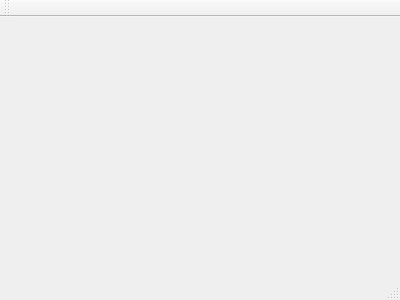
Above: QT/mainwindow.ui from loveEason/Interpreter_ForCMM before the change. Below: the same form after it.
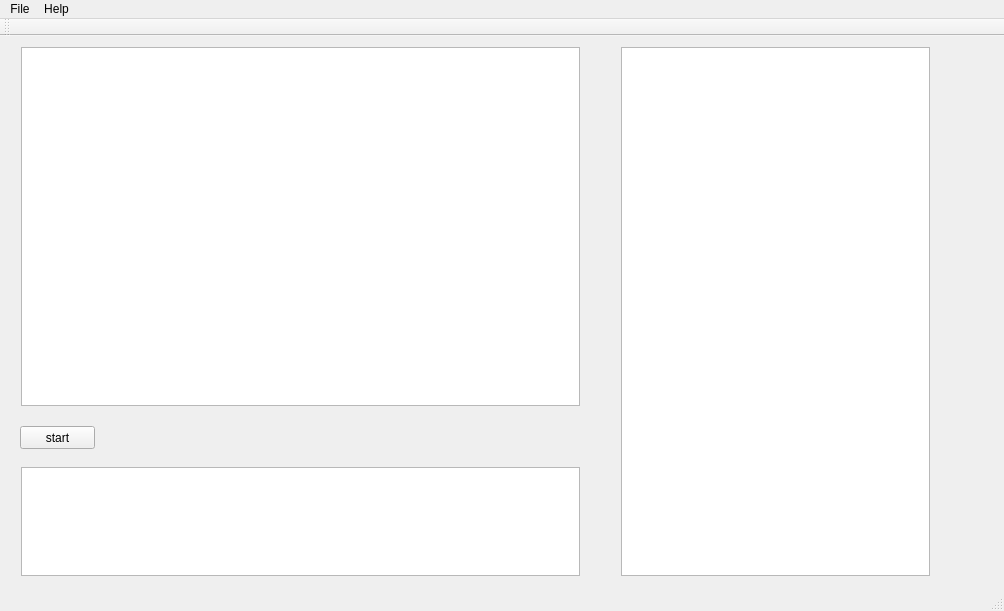
That is the form after the change.

Commit message: UI基本框架

What changed in the file:
```diff
--- a/QT/mainwindow.ui
+++ b/QT/mainwindow.ui
@@ -1,24 +1,137 @@
 <ui version="4.0">
  <class>MainWindow</class>
- <widget class="QMainWindow" name="MainWindow" >
-  <property name="geometry" >
+ <widget class="QMainWindow" name="MainWindow">
+  <property name="geometry">
    <rect>
     <x>0</x>
     <y>0</y>
-    <width>400</width>
-    <height>300</height>
+    <width>1004</width>
+    <height>611</height>
    </rect>
   </property>
   <property name="windowTitle" >
    <string>MainWindow</string>
   </property>
-  <widget class="QMenuBar" name="menuBar" />
-  <widget class="QToolBar" name="mainToolBar" />
-  <widget class="QWidget" name="centralWidget" />
-  <widget class="QStatusBar" name="statusBar" />
+  <widget class="QWidget" name="centralWidget">
+   <widget class="QWidget" name="gridLayoutWidget">
+    <property name="geometry">
+     <rect>
+      <x>10</x>
+      <y>0</y>
+      <width>581</width>
+      <height>381</height>
+     </rect>
+    </property>
+    <layout class="QGridLayout" name="gridLayout">
+     <item row="0" column="0" colspan="2">
+      <widget class="QTextEdit" name="Input">
+       <property name="lineWrapMode">
+        <enum>QTextEdit::NoWrap</enum>
+       </property>
+      </widget>
+     </item>
+    </layout>
+   </widget>
+   <widget class="QWidget" name="gridLayoutWidget_2">
+    <property name="geometry">
+     <rect>
+      <x>610</x>
+      <y>0</y>
+      <width>331</width>
+      <height>551</height>
+     </rect>
+    </property>
+    <layout class="QGridLayout" name="gridLayout_3">
+     <item row="0" column="0">
+      <widget class="QTextBrowser" name="textBrowser">
+       <property name="lineWrapMode">
+        <enum>QTextEdit::NoWrap</enum>
+       </property>
+      </widget>
+     </item>
+    </layout>
+   </widget>
+   <widget class="QWidget" name="formLayoutWidget">
+    <property name="geometry">
+     <rect>
+      <x>10</x>
+      <y>420</y>
+      <width>581</width>
+      <height>131</height>
+     </rect>
+    </property>
+    <layout class="QGridLayout" name="gridLayout_2">
+     <item row="0" column="0">
+      <widget class="QTextBrowser" name="Result"/>
+     </item>
+    </layout>
+   </widget>
+   <widget class="QPushButton" name="pushButton">
+    <property name="geometry">
+     <rect>
+      <x>20</x>
+      <y>390</y>
+      <width>75</width>
+      <height>23</height>
+     </rect>
+    </property>
+    <property name="text">
+     <string>start</string>
+    </property>
+   </widget>
+  </widget>
+  <widget class="QMenuBar" name="menuBar">
+   <property name="geometry">
+    <rect>
+     <x>0</x>
+     <y>0</y>
+     <width>1004</width>
+     <height>23</height>
+    </rect>
+   </property>
+   <widget class="QMenu" name="menu">
+    <property name="title">
+     <string>File</string>
+    </property>
+    <addaction name="actionOpen"/>
+    <addaction name="actionSave"/>
+    <addaction name="separator"/>
+    <addaction name="actionExit"/>
+   </widget>
+   <widget class="QMenu" name="menu_2">
+    <property name="title">
+     <string>Help</string>
+    </property>
+   </widget>
+   <addaction name="menu"/>
+   <addaction name="menu_2"/>
+  </widget>
+  <widget class="QToolBar" name="mainToolBar">
+   <attribute name="toolBarArea">
+    <enum>TopToolBarArea</enum>
+   </attribute>
+   <attribute name="toolBarBreak">
+    <bool>false</bool>
+   </attribute>
+  </widget>
+  <widget class="QStatusBar" name="statusBar"/>
+  <action name="actionOpen">
+   <property name="text">
+    <string>open</string>
+   </property>
+  </action>
+  <action name="actionSave">
+   <property name="text">
+    <string>save</string>
+   </property>
+  </action>
+  <action name="actionExit">
+   <property name="text">
+    <string>exit</string>
+   </property>
+  </action>
  </widget>
- <layoutDefault spacing="6" margin="11" />
- <pixmapfunction></pixmapfunction>
+ <layoutdefault spacing="6" margin="11"/>
  <resources/>
  <connections/>
 </ui>
```
Left out of the diff: 3 changed lines with no effect on the pictures. The commit also changes 1 other file.
